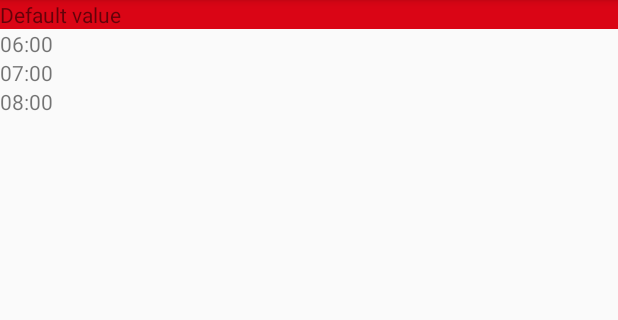
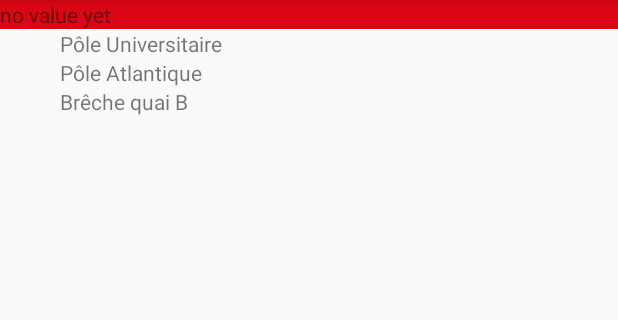
Before and after one commit to dcz-switcher/niortbus, an Android app: the screen it shows after launch (MainActivity), on a phone screen of 412 x 824 dp, the part 84-404 px from its top. Run offline under Robolectric (Android 15) with nearby library versions, the phone set to English and light mode, and no system bars.

Commit message:
re-defined Stop class and use it

```diff
--- a/app/src/main/java/com/niortreactnative/adapters/Stop.kt
+++ b/app/src/main/java/com/niortreactnative/adapters/Stop.kt
@@ -3,4 +3,4 @@ package com.niortreactnative.adapters
 /**
  * Created by davidc on 05/10/2017.
  */
-class Stop constructor(val hour:String)
+class Stop constructor(val name:String, val hours:Array<String>)
--- a/app/src/main/java/com/niortreactnative/adapters/StopListAdapter.kt
+++ b/app/src/main/java/com/niortreactnative/adapters/StopListAdapter.kt
@@ -30,7 +30,7 @@ class StopListAdapter(items:ArrayList<Stop>) : RecyclerView.Adapter<StopListAdap
     override fun onBindViewHolder(holder: ViewHolder?, position: Int) {
         holder?.stop = stops[position]
 
-        holder?.stopName?.text = stops[position].hour
+        holder?.stopName?.text = stops[position].name
     }
 
     override fun getItemCount(): Int {
--- a/app/src/main/java/com/niortreactnative/fragments/LineDetailFragment.kt
+++ b/app/src/main/java/com/niortreactnative/fragments/LineDetailFragment.kt
@@ -30,9 +30,9 @@ class LineDetailFragment : Fragment() {
         super.onResume()
 
         var stops = arrayListOf<Stop>()
-        stops.add(Stop("06:00"))
-        stops.add(Stop("07:00"))
-        stops.add(Stop("08:00"))
+        stops.add(Stop("Pôle Universitaire", arrayOf("06:00", "07:00", "08:00")))
+        stops.add(Stop("Pôle Atlantique", arrayOf("06:00", "07:00", "08:00")))
+        stops.add(Stop("Brêche quai B", arrayOf("06:00", "07:00", "08:00")))
 
         stop_list.layoutManager = LinearLayoutManager(context)
         stop_list.adapter = StopListAdapter(stops)
--- a/app/src/main/res/layout/stop_list_item.xml
+++ b/app/src/main/res/layout/stop_list_item.xml
@@ -4,6 +4,12 @@
     android:orientation="horizontal"
     android:layout_width="match_parent"
     android:layout_height="wrap_content">
+
+    <FrameLayout
+        android:layout_width="60px"
+        android:layout_height="match_parent">
+
+    </FrameLayout>
 
     <TextView
         android:id="@+id/stop_name"
--- a/app/src/main/res/values/strings.xml
+++ b/app/src/main/res/values/strings.xml
@@ -1,7 +1,7 @@
 <resources>
     <string name="app_name">Niort bus</string>
 
-    <string name="textview_default">Default value</string>
+    <string name="textview_default">no value yet</string>
 
 
     <string name="line1_identifier">1</string>
```
Also changed, not shown: app/src/main/res/drawable/stop_background.xml (added, +13 -0 lines).
